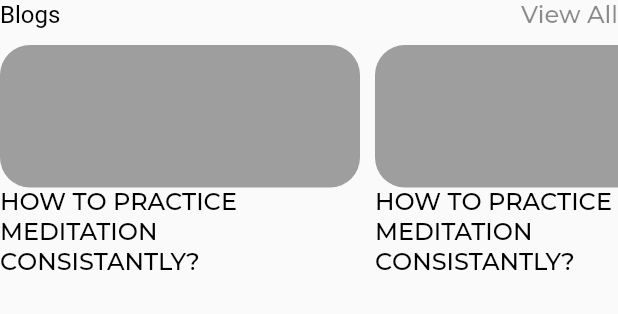
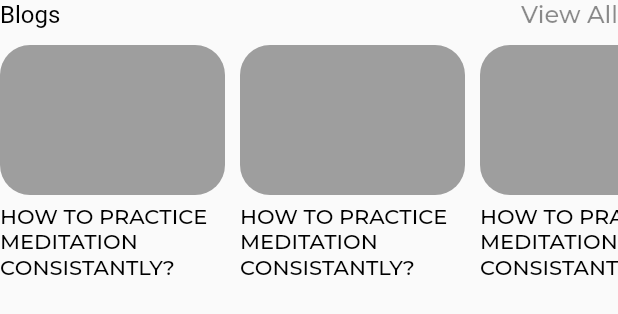
Before and after one commit to animeshrick/silva_method, a Flutter app: the Blogs widget shown alone on an empty page, opened directly, on a phone screen of 412 x 824 dp. Shown: the top 314 px of the screen. Run offline on Flutter 3.47's test engine with Material 2 defaults, Android fonts, the phone set to English and light mode, and no system bars; our stand-ins replace flutter_neumorphic; network calls fail; Roboto replaces fonts that are missing (Montserrat-ExtraBold); project files that could hold a hidden picture were left out.

Commit message:
update ui

```diff
--- a/lib/elements/routes/route.dart
+++ b/lib/elements/routes/route.dart
@@ -23,7 +23,7 @@ class Routes {
         case MyRoutes.intro3Route:
          return MaterialPageRoute(builder: (_) => const IntroView3());
         case MyRoutes.homeRoute:
-         return MaterialPageRoute(builder: (_) => const Home());
+         return MaterialPageRoute(builder: (_) =>  Home());
         case MyRoutes.courseDetailsRoute:
          return MaterialPageRoute(builder: (_) => const CourseDetails());
       default:
--- a/lib/screens/home/blog/blog.dart
+++ b/lib/screens/home/blog/blog.dart
@@ -19,8 +19,7 @@ class Blogs extends StatelessWidget {
           height: 10,
         ),
         SizedBox(
-          // color: Colors.red,
-          height: 190,
+          height: 180,
           child: ListView.separated(
             shrinkWrap: true,
             primary: false,
@@ -35,22 +34,24 @@ class Blogs extends StatelessWidget {
                 crossAxisAlignment: CrossAxisAlignment.start,
                 children: [
                   Container(
-                    width: 240,
-                    height: 95,
+                    width: 150,
+                    height: 100,
                     decoration: const BoxDecoration(
                       color: Colors.grey,
                       borderRadius: BorderRadius.all(
                         Radius.circular(20),
                       ),
                     ),
+                  ),const SizedBox(
+                    height: 5,
                   ),
                   SizedBox(
-                    width: 240,
-                    height: 95,
+                    width: 150,
+                    // height: 95,
                     child: customTextMedium(
                         'HOW TO PRACTICE MEDITATION CONSISTANTLY?',
                         Colors.black,
-                        16),
+                        14),
                   ),
                 ],
               );
--- a/lib/screens/home/events/events.dart
+++ b/lib/screens/home/events/events.dart
@@ -20,7 +20,7 @@ class Events extends StatelessWidget {
         ),
         SizedBox(
           // color: Colors.red,
-          height: 130,
+          height: 200,
           child: ListView.separated(
             shrinkWrap: true,
             primary: false,
@@ -35,8 +35,8 @@ class Events extends StatelessWidget {
                 crossAxisAlignment: CrossAxisAlignment.start,
                 children: [
                   Container(
-                    width: 240,
-                    height: 95,
+                    width: 180,
+                    height: 130,
                     decoration: const BoxDecoration(
                       color: Colors.grey,
                       borderRadius: BorderRadius.all(
```
Also changed, not shown: lib/screens/home/courses/courses.dart (+8 -4 lines), lib/screens/home/home.dart (+13 -11 lines).
